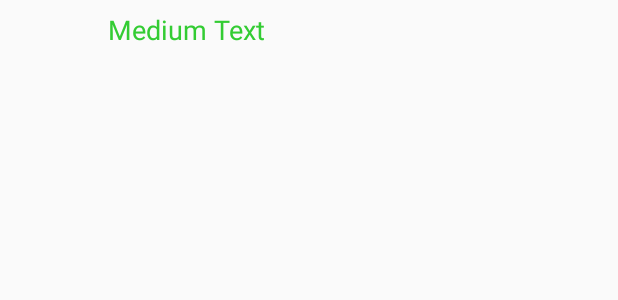
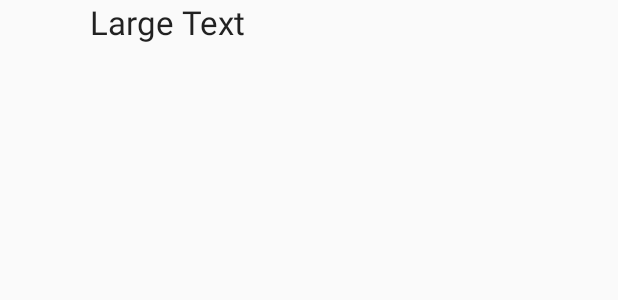
Before and after one commit to turik99/KSP-Utilities, an Android app: the layout activity_custom_list_adapter.xml on its own in the app's theme, with its tools: preview values and no code run, on a phone screen of 412 x 824 dp. Shown: the top 300 px of the screen. Run offline under Robolectric (Android 15) with nearby library versions, the phone set to English and light mode, and no system bars.

Commit message:
Fixed list adapter

```diff
--- a/app/src/main/java/com/android/eric/kerbal/MainActivity.java
+++ b/app/src/main/java/com/android/eric/kerbal/MainActivity.java
@@ -11,13 +11,13 @@ import android.widget.Toast;
 public class MainActivity extends AppCompatActivity {
     ListView list;
     String[] itemname ={
-            "Delta V Calculator",
+
             "Parachute Calculator",
             "Celestial Body Info"
     };
 
     Integer[] imgid={
-            R.drawable.dvcalc,
+
             R.drawable.paracalc,
             R.drawable.celestinfo
 
--- a/app/src/main/res/layout/activity_custom_list_adapter.xml
+++ b/app/src/main/res/layout/activity_custom_list_adapter.xml
@@ -10,19 +10,11 @@
         android:layout_height="60dp"
         android:padding="5dp" />
 
-    <LinearLayout android:layout_width="wrap_content"
+    <TextView
+        android:layout_width="wrap_content"
         android:layout_height="wrap_content"
-        android:orientation="vertical">
+        android:textAppearance="?android:attr/textAppearanceLarge"
+        android:text="Large Text"
+        android:id="@+id/item" />
 
-        <TextView
-            android:id="@+id/item"
-            android:layout_width="wrap_content"
-            android:layout_height="wrap_content"
-            android:text="Medium Text"
-            android:textAppearance="?android:attr/textAppearanceMedium"
-            android:layout_marginLeft="10dp"
-            android:layout_marginTop="5dp"
-            android:padding="2dp"
-            android:textColor="#33CC33" />
-    </LinearLayout>
 </LinearLayout>
```
Also changed, not shown: app/src/main/java/com/android/eric/kerbal/CustomListAdapter.java (+4 -4 lines), 1 other file.
